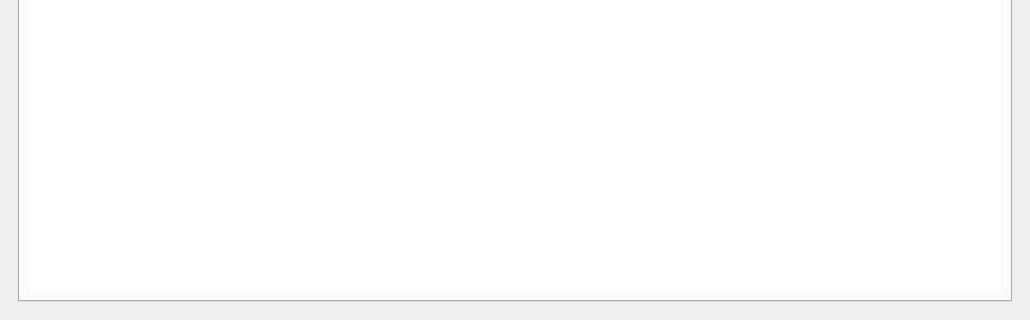
The window that BulkClub/mainwindow.ui (josharaedwards/CS1C-Project-2) describes before a commit, drawn with Qt 5; both pictures show x 0 to 1030 and y 259 to 579 of the 1030 by 579 pixel window.
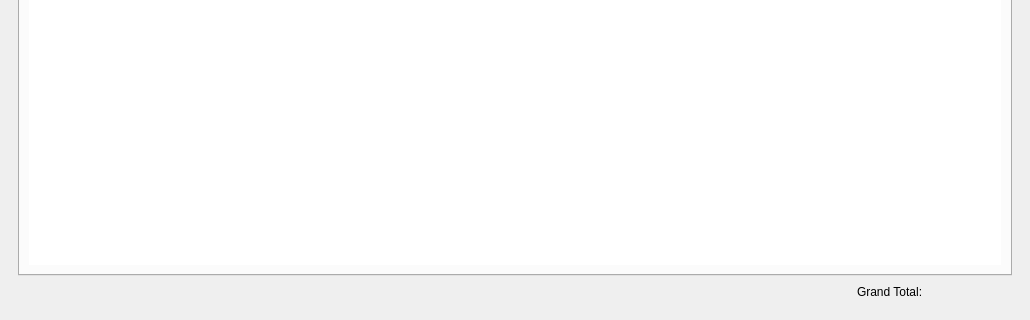
The same window after the commit. The open tabs and pages were chosen to show the change.

Commit message: updated from main to resubmit pull request

Diff of the .ui file:
```diff
--- a/BulkClub/mainwindow.ui
+++ b/BulkClub/mainwindow.ui
@@ -27,17 +27,10 @@
        </font>
       </property>
       <property name="currentIndex">
-       <number>2</number>
+       <number>0</number>
       </property>
       <widget class="QWidget" name="mainPage">
        <layout class="QGridLayout" name="gridLayout_4">
-        <item row="0" column="1">
-         <widget class="QPushButton" name="pushButton">
-          <property name="text">
-           <string>Logout</string>
-          </property>
-         </widget>
-        </item>
         <item row="0" column="0">
          <spacer name="horizontalSpacer_5">
           <property name="orientation">
@@ -51,10 +44,24 @@
           </property>
          </spacer>
         </item>
-        <item row="1" column="0" colspan="2">
+        <item row="0" column="2">
+         <widget class="QPushButton" name="pushButton">
+          <property name="text">
+           <string>Logout</string>
+          </property>
+         </widget>
+        </item>
+        <item row="2" column="2">
+         <widget class="QLabel" name="labelCalculatedGrandTotal">
+          <property name="text">
+           <string/>
+          </property>
+         </widget>
+        </item>
+        <item row="1" column="0" colspan="3">
          <widget class="QTabWidget" name="tabWidget">
           <property name="currentIndex">
-           <number>0</number>
+           <number>2</number>
           </property>
           <widget class="QWidget" name="membersTab">
            <attribute name="title">
@@ -415,6 +422,26 @@
           </widget>
          </widget>
         </item>
+        <item row="2" column="0">
+         <spacer name="horizontalSpacer_13">
+          <property name="orientation">
+           <enum>Qt::Horizontal</enum>
+          </property>
+          <property name="sizeHint" stdset="0">
+           <size>
+            <width>40</width>
+            <height>20</height>
+           </size>
+          </property>
+         </spacer>
+        </item>
+        <item row="2" column="1">
+         <widget class="QLabel" name="labelInvGrandTotal">
+          <property name="text">
+           <string>Grand Total: </string>
+          </property>
+         </widget>
+        </item>
        </layout>
       </widget>
       <widget class="QWidget" name="addMemberPage">
```
